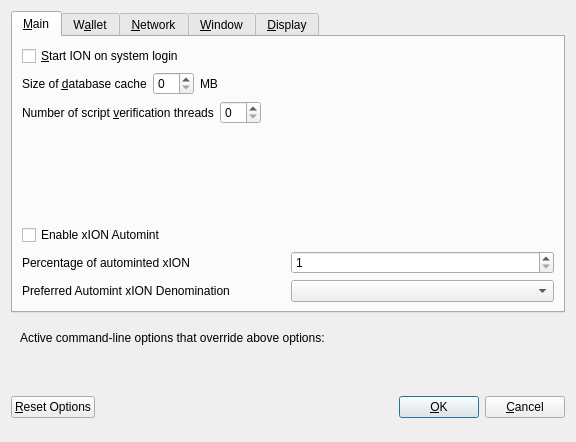
Qt form src/qt/forms/optionsdialog.ui (ckti-gitian-ion/ion) before a commit.
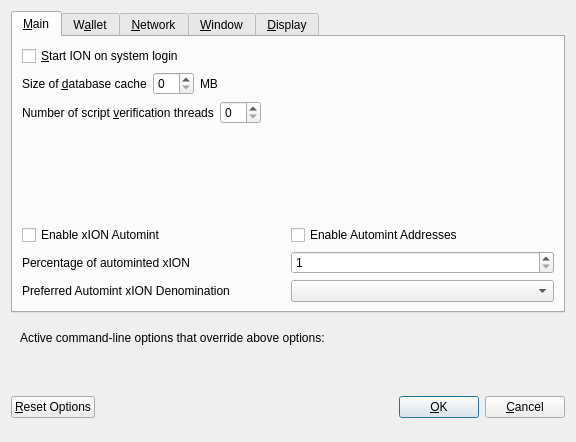
The same form after that commit. The open tabs and pages were chosen to show the change. Custom widgets are drawn as their Qt base class.

Commit message:
Add UI option to enable/disable automint addresses
This compliments the runtime (command line) option of enabling/disabling the automint address functionality. Option can be toggled on/off without the need to restart the client.

Diff of the .ui file:
```diff
--- a/src/qt/forms/optionsdialog.ui
+++ b/src/qt/forms/optionsdialog.ui
@@ -131,6 +131,8 @@
         </spacer>
        </item>
        <item>
+        <layout class="QHBoxLayout" name="horiz-autominting-layout">
+         <item>
         <widget class="QCheckBox" name="checkBoxZeromintEnable">
          <property name="toolTip">
           <string>Enable automatic minting of ION units to xION</string>
@@ -142,6 +144,21 @@
           <string>Enable xION Automint</string>
          </property>
         </widget>
+         </item>
+         <item>
+          <widget class="QCheckBox" name="checkBoxZeromintAddresses">
+           <property name="toolTip">
+            <string>Enable automatic xION minting from specific addresses</string>
+           </property>
+           <property name="layoutDirection">
+            <enum>Qt::LeftToRight</enum>
+           </property>
+           <property name="text">
+            <string>Enable Automint Addresses</string>
+           </property>
+          </widget>
+         </item>
+        </layout>
        </item>
        <item>
         <layout class="QHBoxLayout" name="horizontalLayout_3">
```
Lines whose indentation alone changed are shown as unchanged. The commit also changes 3 other files.
